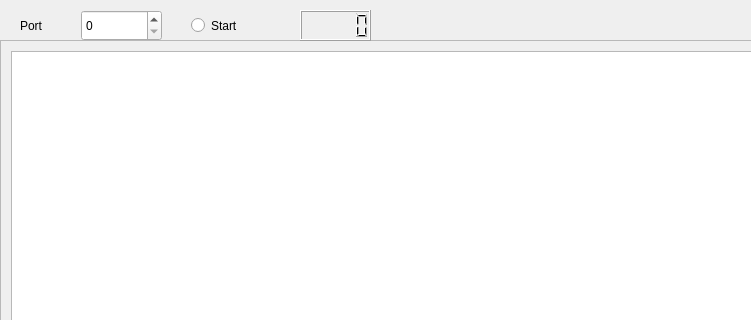
Changqing-JING/Branch-actions-unix-domain-socket-listener, file uds-listener/uds-display/mainwindow.ui: the form before one commit; both pictures show x 0 to 751 and y 0 to 320 of the 1124 by 652 pixel window.
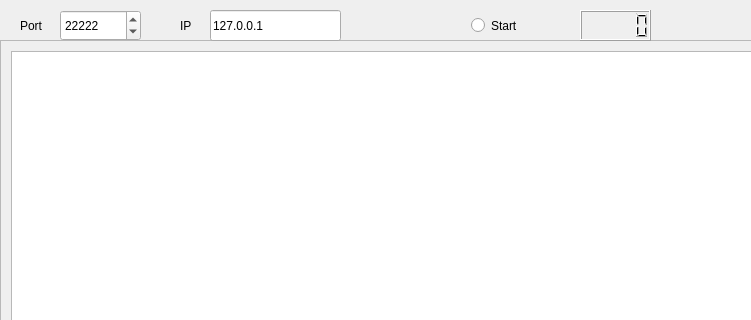
The form after the commit.

```diff
--- a/uds-listener/uds-display/mainwindow.ui
+++ b/uds-listener/uds-display/mainwindow.ui
@@ -69,7 +69,7 @@
    <widget class="QLCDNumber" name="ListenPortDisplay">
     <property name="geometry">
      <rect>
-      <x>300</x>
+      <x>580</x>
       <y>10</y>
       <width>71</width>
       <height>31</height>
@@ -79,7 +79,7 @@
    <widget class="QRadioButton" name="StartListenButton">
     <property name="geometry">
      <rect>
-      <x>191</x>
+      <x>471</x>
       <y>10</y>
       <width>91</width>
       <height>31</height>
@@ -92,7 +92,7 @@
    <widget class="QSpinBox" name="PortInput">
     <property name="geometry">
      <rect>
-      <x>81</x>
+      <x>60</x>
       <y>10</y>
       <width>81</width>
       <height>31</height>
@@ -100,6 +100,35 @@
     </property>
     <property name="maximum">
      <number>65535</number>
+    </property>
+    <property name="value">
+     <number>22222</number>
+    </property>
+   </widget>
+   <widget class="QLabel" name="label_2">
+    <property name="geometry">
+     <rect>
+      <x>180</x>
+      <y>10</y>
+      <width>21</width>
+      <height>31</height>
+     </rect>
+    </property>
+    <property name="text">
+     <string>IP</string>
+    </property>
+   </widget>
+   <widget class="QLineEdit" name="IPInput">
+    <property name="geometry">
+     <rect>
+      <x>210</x>
+      <y>10</y>
+      <width>131</width>
+      <height>31</height>
+     </rect>
+    </property>
+    <property name="text">
+     <string>127.0.0.1</string>
     </property>
    </widget>
   </widget>
```
